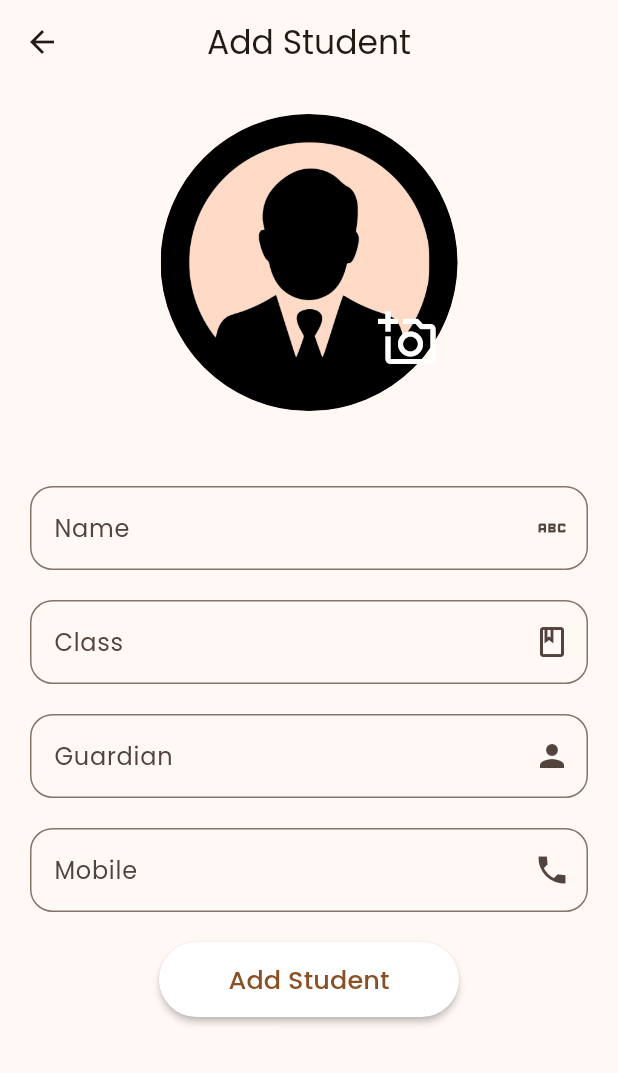
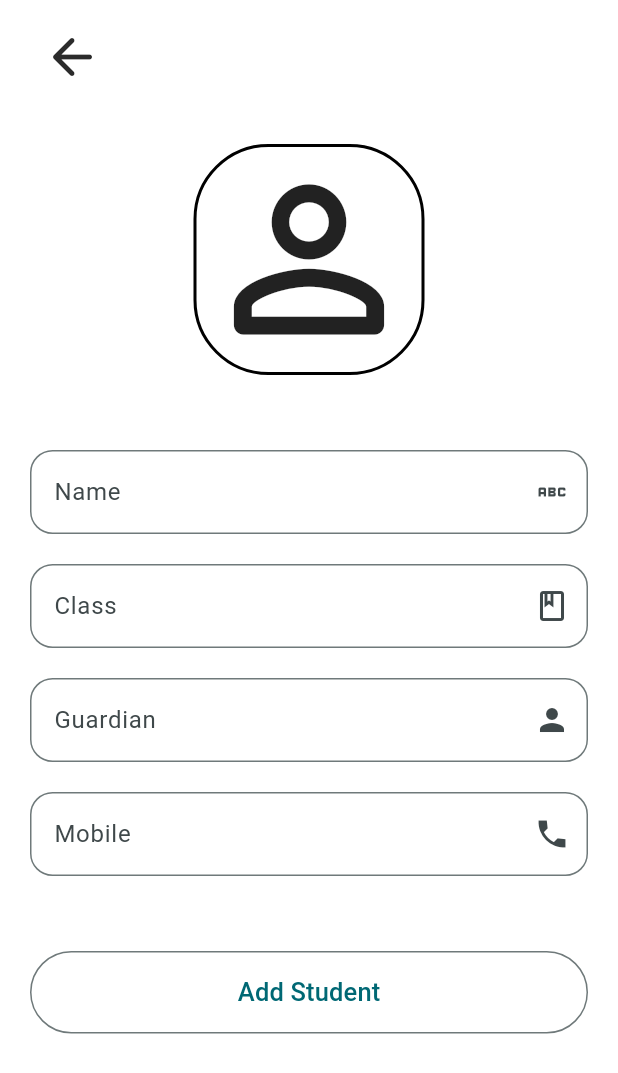
Before and after one commit to sugith10/Students-App-Provider-Sqflite, a Flutter app: the screen it shows after launch, item 2 of the bottom bar chosen, after a tap on the "add" icon, on a phone screen of 412 x 824 dp. Shown: the top 1073 px of the screen. Run offline on Flutter 3.47's test engine with Material 3 defaults, Android fonts, the phone set to English and light mode, and no system bars; our stand-ins replace image_picker, page_transition, sqflite; accounts and stored records are empty.

```diff
--- a/lib/main.dart
+++ b/lib/main.dart
@@ -2,8 +2,8 @@ import 'package:flutter/material.dart';
 import 'package:provider/provider.dart';
 import 'package:studnets_app/controller/controller.dart';
 import 'package:studnets_app/provider/home_screen.dart';
-import 'package:studnets_app/screen/home_screen/homescreen.dart';
-import 'package:studnets_app/screen/search_screen/searchscreen.dart';
+import 'package:studnets_app/presentation/screen/search_screen/searchscreen.dart';
+import 'package:studnets_app/presentation/screen/splash_page/splash_page.dart';
 
 
 void main() async {
@@ -35,14 +35,15 @@ class MyApp extends StatelessWidget {
     return MaterialApp(
       title: 'Students App',
       theme: ThemeData(
+
         colorScheme: ColorScheme.fromSeed(
-          seedColor: const Color.fromARGB(255, 89, 55, 32),
+          seedColor: const Color.fromARGB(255, 255, 255, 255),
         ),
         useMaterial3: true,
         fontFamily: 'poppins',
       ),
       debugShowCheckedModeBanner: false,
-      home: const HomeScreeen(),
+      home: const SplashPage(),
     );
   }
 }
--- /dev/null
+++ b/lib/presentation/screen/add_screen/addstudent.dart
@@ -0,0 +1,271 @@
+import 'dart:io';
+import 'package:flutter/material.dart';
+import 'package:image_picker/image_picker.dart';
+import 'package:provider/provider.dart';
+import 'package:studnets_app/controller/controller.dart';
+import 'package:studnets_app/model/model_db.dart';
+
+class AddStudent extends StatelessWidget {
+  AddStudent({super.key});
+
+  File? image25;
+  String? imagepath;
+  final _formKey = GlobalKey<FormState>();
+
+  final _nameController = TextEditingController();
+  final _classController = TextEditingController();
+  final _guardianController = TextEditingController();
+  final _mobileController = TextEditingController();
+
+  @override
+  Widget build(BuildContext context) {
+    final databaseProvider = Provider.of<DatabaseProvider>(context);
+    return Scaffold(
+      backgroundColor: Colors.white,
+      // appBar: AppBar(
+      //   backgroundColor: Color.fromARGB(0, 255, 255, 255),
+      //   automaticallyImplyLeading: false,
+      //   // title: const Text('Add Student'),
+      //   centerTitle: true,
+      // ),
+      body: SafeArea(
+        child: SingleChildScrollView(
+          child: Padding(
+            padding: const EdgeInsets.only(left: 20, right: 20),
+            child: Form(
+              key: _formKey,
+              child: Column(
+                crossAxisAlignment: CrossAxisAlignment.center,
+                mainAxisAlignment: MainAxisAlignment.center,
+                children: [
+                  const SizedBox(
+                    height: 10,
+                  ),
+                  Align(
+                      alignment: AlignmentDirectional.bottomStart,
+                      child: IconButton(
+                          onPressed: () {
+                            Navigator.pop(context);
+                          },
+                          icon: const Icon(
+                            Icons.arrow_back_rounded,
+                            size: 40,
+                            color: Color.fromARGB(255, 43, 43, 43),
+                          ))),
+                  const SizedBox(
+                    height: 30,
+                  ),
+                  InkWell(
+                    customBorder: RoundedRectangleBorder(
+                      borderRadius: BorderRadius.circular(50),
+                    ),
+                    onTap: () {
+                      print('he;;');
+                    },
+                    child: Container(
+                      decoration: BoxDecoration(
+                          border: Border.all(color: Colors.black, width: 2),
+                          borderRadius: BorderRadius.circular(50)),
+                      child: const Icon(
+                        Icons.person_outline_rounded,
+                        size: 150,
+                      ),
+                    ),
+                  ),
+
+                  const SizedBox(height: 50),
+
+                  // Name input field with validation
+                  TextFormField(
+                    keyboardType: TextInputType.name,
+                    controller: _nameController,
+                    decoration: InputDecoration(
+                      labelText: "Name",
+                      border: OutlineInputBorder(
+                        borderRadius: BorderRadius.circular(15),
+                      ),
+                      suffixIcon: const Icon(Icons.abc_outlined),
+                    ),
+                    validator: (value) {
+                      if (value!.isEmpty) {
+                        return 'Please enter a Name';
+                      }
+                      return null;
+                    },
+                  ),
+                  const SizedBox(height: 20),
+
+                  // Class input field with validation
+                  TextFormField(
+                    keyboardType: TextInputType.text,
+                    controller: _classController,
+                    decoration: InputDecoration(
+                      labelText: "Class",
+                      border: OutlineInputBorder(
+                        borderRadius: BorderRadius.circular(15),
+                      ),
+                      suffixIcon: const Icon(Icons.class_outlined),
+                    ),
+                    validator: (value) {
+                      if (value!.isEmpty) {
+                        return 'Please enter a Class';
+                      }
+                      return null;
+                    },
+                  ),
+                  const SizedBox(height: 20),
+
+                  // Guardian input field with validation
+                  TextFormField(
+                    keyboardType: TextInputType.name,
+                    controller: _guardianController,
+                    decoration: InputDecoration(
+                      labelText: "Guardian",
+                      border: OutlineInputBorder(
+                        borderRadius: BorderRadius.circular(15),
+                      ),
+                      suffixIcon: const Icon(Icons.person),
+                    ),
+                    validator: (value) {
+                      if (value!.isEmpty) {
+                        return 'Please enter a Guardian';
+                      }
+                      return null;
+                    },
+                  ),
+                  const SizedBox(height: 20),
+
+                  // Mobile input field with validation
+                  TextFormField(
+                    keyboardType: TextInputType.number,
+                    controller: _mobileController,
+                    decoration: InputDecoration(
+                      labelText: "Mobile",
+                      border: OutlineInputBorder(
+                        borderRadius: BorderRadius.circular(15),
+                      ),
+                      suffixIcon: const Icon(Icons.phone_sharp),
+                    ),
+                    validator: (value) {
+                      if (value!.isEmpty) {
+                        return 'Please enter a Mobile';
+                      } else if (value.length != 10) {
+                        return 'Mobile number should be 10 digits';
+                      }
+                      return null;
+                    },
+                  ),
+
+                  const SizedBox(height: 50),
+
+                  OutlinedButton(
+                    style: ButtonStyle(
+                      minimumSize: MaterialStateProperty.all<Size>(
+                          const Size(double.infinity, 55)),
+                    ),
+                    onPressed: () {
+                      addstudentclicked(context, databaseProvider);
+                    },
+                    child: const Text(
+                      'Add Student',
+                      style:
+                          TextStyle(fontSize: 17, fontWeight: FontWeight.w500),
+                    ),
+                  ),
+                ],
+              ),
+            ),
+          ),
+        ),
+      ),
+    );
+  }
+
+  Future<void> addstudentclicked(
+      BuildContext context, DatabaseProvider databaseProvider) async {
+    if (_formKey.currentState!.validate() && image25 != null) {
+      final name = _nameController.text.toUpperCase();
+      final classA = _classController.text.toString().trim();
+      final father = _guardianController.text;
+      final phonenumber = _mobileController.text.trim();
+
+      final stdData = StudentModel(
+        name: name,
+        classname: classA,
+        father: father,
+        pnumber: phonenumber,
+        imagex: imagepath!,
+      );
+      await databaseProvider.addStudent(stdData);
+
+      Navigator.pop(context);
+
+      ScaffoldMessenger.of(context).showSnackBar(
+        const SnackBar(
+          content: Text("Successfully added"),
+          behavior: SnackBarBehavior.floating,
+          margin: EdgeInsets.all(10),
+          backgroundColor: Color.fromARGB(255, 102, 223, 164),
+          duration: Duration(seconds: 2),
+        ),
+      );
+    } else {
+      ScaffoldMessenger.of(context).showSnackBar(
+        const SnackBar(
+          content: Text('Add Profile Picture '),
+          duration: Duration(seconds: 2),
+          margin: EdgeInsets.all(10),
+          behavior: SnackBarBehavior.floating,
+          backgroundColor: Colors.redAccent,
+        ),
+      );
+    }
+  }
+
+  Future<void> getimage(ImageSource source) async {
+    final image = await ImagePicker().pickImage(source: source);
+    if (image == null) {
+      return;
+    }
+
+    image25 = File(image.path);
+    imagepath = image.path.toString();
+    // setState(() {
+    //   image25 = File(image.path);
+    //   imagepath = image.path.toString();
+    // });
+  }
+
+  void addphoto(BuildContext context) {
+    showDialog(
+      context: context,
+      builder: (ctx) {
+        return AlertDialog(
+          content: const Text('Choose Image From.......'),
+          actions: [
+            IconButton(
+              onPressed: () {
+                getimage(ImageSource.camera);
+                Navigator.of(context).pop();
+              },
+              icon: const Icon(
+                Icons.camera_alt_rounded,
+                color: Colors.red,
+              ),
+            ),
+            IconButton(
+              onPressed: () {
+                getimage(ImageSource.gallery);
+                Navigator.of(context).pop();
+              },
+              icon: const Icon(
+                Icons.image,
+                color: Colors.red,
+              ),
+            ),
+          ],
+        );
+      },
+    );
+  }
+}
--- a/lib/screen/edit_screen/editstudent.dart
+++ b/lib/presentation/screen/edit_screen/editstudent.dart
@@ -4,7 +4,7 @@ import 'package:image_picker/image_picker.dart';
 import 'package:provider/provider.dart';
 import 'package:studnets_app/controller/controller.dart';
 import 'package:studnets_app/model/model_db.dart';
-import 'package:studnets_app/screen/home_screen/homescreen.dart';
+import 'package:studnets_app/presentation/screen/home_screen/homescreen.dart';
 
 class EditStudent extends StatelessWidget {
   final StudentModel student;
--- a/lib/screen/home_screen/grid_view/grid_view.dart
+++ b/lib/presentation/screen/home_screen/grid_view/grid_view.dart
@@ -2,7 +2,7 @@ import 'dart:io';
 import 'package:flutter/material.dart';
 import 'package:provider/provider.dart';
 import 'package:studnets_app/controller/controller.dart';
-import 'package:studnets_app/screen/student_details/studentdetails.dart';
+import 'package:studnets_app/presentation/screen/view_student/view_student.dart';
 
 
 class StudentListGridView extends StatelessWidget {
--- a/lib/screen/home_screen/homescreen.dart
+++ b/lib/presentation/screen/home_screen/homescreen.dart
@@ -1,21 +1,19 @@
 import 'package:flutter/material.dart';
+import 'package:page_transition/page_transition.dart';
 import 'package:provider/provider.dart';
 import 'package:studnets_app/provider/home_screen.dart';
-import 'package:studnets_app/screen/add_screen/addstudent.dart';
-import 'package:studnets_app/screen/home_screen/grid_view/grid_view.dart';
-import 'package:studnets_app/screen/home_screen/list_view/list_view.dart';
-import 'package:studnets_app/screen/search_screen/searchscreen.dart';
+import 'package:studnets_app/presentation/screen/add_screen/addstudent.dart';
+import 'package:studnets_app/presentation/screen/home_screen/grid_view/grid_view.dart';
+import 'package:studnets_app/presentation/screen/home_screen/list_view/list_view.dart';
+import 'package:studnets_app/presentation/screen/search_screen/searchscreen.dart';
 
 class HomeScreeen extends StatelessWidget {
   const HomeScreeen({super.key});
 
-
-
-
   @override
   Widget build(BuildContext context) {
+    return Scaffold(
 
-    return Scaffold(
       appBar: AppBar(
         automaticallyImplyLeading: false,
         title: const Text(
@@ -27,15 +25,21 @@ class HomeScreeen extends StatelessWidget {
         actions: [
           IconButton(
               onPressed: () {
-                Navigator.of(context).push(
-                    MaterialPageRoute(builder: (ctxs) => const SearchScreen()));
+                Navigator.push(
+                    context,
+                    PageTransition(
+                        type: PageTransitionType.rightToLeftWithFade,
+                        child: SearchScreen(),
+                        duration: const Duration(milliseconds: 400),
+                        // reverseDuration: const Duration(microseconds: 450),
+                        childCurrent: this));
               },
               icon: const Icon(Icons.search_rounded))
         ],
       ),
       body: Column(
         children: [
-           Expanded(
+          Expanded(
             child: Consumer<HomeScreenProvider>(
               builder: (context, homeScreenProvider, child) {
                 return homeScreenProvider.index == 0
@@ -43,7 +47,6 @@ class HomeScreeen extends StatelessWidget {
                     : const StudentList();
               },
             ),
-            // child: SizedBox(),
           ),
         ],
       ),
@@ -64,6 +67,9 @@ class HomeScreeen extends StatelessWidget {
         ),
       ),
       bottomNavigationBar: BottomNavigationBar(
+        selectedItemColor:  const Color.fromARGB(255, 89, 55, 32),
+        enableFeedback: false,
+        elevation: 1,
         items: const [
           BottomNavigationBarItem(
               icon: Icon(Icons.grid_3x3_rounded), label: 'Grid'),
@@ -71,15 +77,21 @@ class HomeScreeen extends StatelessWidget {
         ],
         currentIndex: Provider.of<HomeScreenProvider>(context).index,
         onTap: (int index) {
-           Provider.of<HomeScreenProvider>(context, listen: false)
+          Provider.of<HomeScreenProvider>(context, listen: false)
               .setIndex(index);
         },
       ),
     );
   }
 
-  void addstudent(gtx) {
-    Navigator.of(gtx)
-        .push(MaterialPageRoute(builder: (gtx) =>  AddStudent()));
+  void addstudent(context) {
+    Navigator.push(
+        context,
+        PageTransition(
+            type: PageTransitionType.bottomToTop,
+            child: AddStudent(),
+            duration: const Duration(milliseconds: 400),
+
+            childCurrent: this));
   }
 }
--- a/lib/screen/home_screen/list_view/list_view.dart
+++ b/lib/presentation/screen/home_screen/list_view/list_view.dart
@@ -4,7 +4,7 @@ import 'package:flutter/material.dart';
 import 'package:provider/provider.dart';
 import 'package:studnets_app/controller/controller.dart';
 import 'package:studnets_app/model/model_db.dart';
-import 'package:studnets_app/screen/student_details/studentdetails.dart';
+import 'package:studnets_app/presentation/screen/view_student/view_student.dart';
 
 class StudentList extends StatelessWidget {
   const StudentList({super.key});
--- a/lib/screen/search_screen/searchscreen.dart
+++ b/lib/presentation/screen/search_screen/searchscreen.dart
@@ -2,8 +2,8 @@ import 'package:flutter/material.dart';
 import 'package:provider/provider.dart';
 import 'package:studnets_app/controller/controller.dart';
 import 'package:studnets_app/model/model_db.dart';
-import 'package:studnets_app/screen/home_screen/list_view/list_view.dart';
-import 'package:studnets_app/screen/student_details/studentdetails.dart';
+import 'package:studnets_app/presentation/screen/home_screen/list_view/list_view.dart';
+import 'package:studnets_app/presentation/screen/view_student/view_student.dart';
 
 
 class SearchProvider extends ChangeNotifier {
--- /dev/null
+++ b/lib/presentation/screen/splash_page/splash_page.dart
@@ -0,0 +1,20 @@
+import 'dart:async';
+
+import 'package:flutter/material.dart';
+import 'package:studnets_app/presentation/screen/home_screen/homescreen.dart';
+
+class SplashPage extends StatelessWidget {
+  const SplashPage({super.key});
+
+  @override
+  Widget build(BuildContext context) {
+    Timer(const Duration(seconds: 1), () {
+      Navigator.push(context, MaterialPageRoute(builder: (context)=> const HomeScreeen()));
+     });
+    return  Scaffold(
+      body: Center(
+        child: Image.asset('assets/img/students_app_splash_scrn_image.png'),
+      ),
+    );
+  }
+}
--- a/lib/screen/add_screen/addstudent.dart
+++ /dev/null
@@ -1,273 +0,0 @@
-import 'dart:io';
-import 'package:flutter/material.dart';
-import 'package:image_picker/image_picker.dart';
-import 'package:provider/provider.dart';
-import 'package:studnets_app/controller/controller.dart';
-import 'package:studnets_app/model/model_db.dart';
-
-
-class AddStudent extends StatelessWidget {
-   AddStudent({super.key});
-
-  File? image25;
-  String? imagepath;
-  final _formKey = GlobalKey<FormState>();
-
-  final _nameController = TextEditingController();
-  final _classController = TextEditingController();
-  final _guardianController = TextEditingController();
-  final _mobileController = TextEditingController();
-
-  @override
-  Widget build(BuildContext context) {
-
-      final databaseProvider = Provider.of<DatabaseProvider>(context);
-
-
-
-    return Scaffold(
-      appBar: AppBar(
-        title: const Text('Add Student'),
-        // actions: [
-        //   IconButton(
-        //     onPressed: () {
-        //       addstudentclicked(context);
-        //     },
-        //     icon: const Icon(Icons.save_rounded),
-        //   )
-        // ],
-        centerTitle: true,
-      ),
-      body: SingleChildScrollView(
-        child: Padding(
-          padding: const EdgeInsets.all(20),
-          child: Form(
-            key: _formKey, // The form key
-            child: Column(
-              crossAxisAlignment: CrossAxisAlignment.center,
-              mainAxisAlignment: MainAxisAlignment.center,
-              children: [
-                Stack(
-                  children: [
-                    CircleAvatar(
-                        backgroundImage: image25 != null
-                            ? FileImage(image25!)
-                            : const AssetImage('assets/profile.png')
-                                as ImageProvider,
-                        radius: 99),
-                    Positioned(
-                      bottom: 20,
-                      right: 5,
-                      child: IconButton(
-                        onPressed: () {
-                          addphoto(context);
-                        },
-                        icon: const Icon(Icons.add_a_photo_outlined),
-                        color: const Color.fromARGB(255, 255, 255, 255),
-                        iconSize: 40,
-                      ),
-                    ),
-                  ],
-                ),
-
-                const SizedBox(height: 50),
-
-                // Name input field with validation
-                TextFormField(
-                  keyboardType: TextInputType.name,
-                  controller: _nameController,
-                  decoration: InputDecoration(
-                    labelText: "Name",
-                    border: OutlineInputBorder(
-                      borderRadius: BorderRadius.circular(15),
-                    ),
-                    suffixIcon: const Icon(Icons.abc_outlined),
-                  ),
-                  validator: (value) {
-                    if (value!.isEmpty) {
-                      return 'Please enter a Name';
-                    }
-                    return null;
-                  },
-                ),
-                const SizedBox(height: 20),
-
-                // Class input field with validation
-                TextFormField(
-                  keyboardType: TextInputType.text,
-                  controller: _classController,
-                  decoration: InputDecoration(
-                    labelText: "Class",
-                    border: OutlineInputBorder(
-                      borderRadius: BorderRadius.circular(15),
-                    ),
-                    suffixIcon: const Icon(Icons.class_outlined),
-                  ),
-                  validator: (value) {
-                    if (value!.isEmpty) {
-                      return 'Please enter a Class';
-                    }
-                    return null;
-                  },
-                ),
-                const SizedBox(height: 20),
-
-                // Guardian input field with validation
-                TextFormField(
-                  keyboardType: TextInputType.name,
-                  controller: _guardianController,
-                  decoration: InputDecoration(
-                    labelText: "Guardian",
-                    border: OutlineInputBorder(
-                      borderRadius: BorderRadius.circular(15),
-                    ),
-                    suffixIcon: const Icon(Icons.person),
-                  ),
-                  validator: (value) {
-                    if (value!.isEmpty) {
-                      return 'Please enter a Guardian';
-                    }
-                    return null;
-                  },
-                ),
-                const SizedBox(height: 20),
-
-                // Mobile input field with validation
-                TextFormField(
-                  keyboardType: TextInputType.number,
-                  controller: _mobileController,
-                  decoration: InputDecoration(
-                    labelText: "Mobile",
-                    border: OutlineInputBorder(
-                      borderRadius: BorderRadius.circular(15),
-                    ),
-                    suffixIcon: const Icon(Icons.phone_sharp),
-                  ),
-                  validator: (value) {
-                    if (value!.isEmpty) {
-                      return 'Please enter a Mobile';
-                    } else if (value.length != 10) {
-                      return 'Mobile number should be 10 digits';
-                    }
-                    return null;
-                  },
-                ),
-
-                const SizedBox(height: 20),
-
-                ElevatedButton(
-                  onPressed: () {
-                    addstudentclicked(context, databaseProvider);
-
-                  },
-                  style: ElevatedButton.styleFrom(
-
-                   backgroundColor: Colors.white
-                   ,
-                   elevation: 2,
-                   fixedSize: const Size(200, 50)
-                  ),
-                  child: const Text(
-                    'Add Student',
-                    style: TextStyle(fontSize: 17, fontWeight: FontWeight.w500),
-                  ),
-                )
-              ],
-            ),
-          ),
-        ),
-      ),
-    );
-  }
-
-  Future<void> addstudentclicked(BuildContext context , DatabaseProvider databaseProvider) async {
-    if (_formKey.currentState!.validate() && image25 != null) {
-      final name = _nameController.text.toUpperCase();
-      final classA = _classController.text.toString().trim();
-      final father = _guardianController.text;
-      final phonenumber = _mobileController.text.trim();
-
-      final stdData = StudentModel(
-        name: name,
-        classname: classA,
-        father: father,
-        pnumber: phonenumber,
-        imagex: imagepath!,
-      );
-      await databaseProvider.addStudent(stdData);
-
-      Navigator.pop(context);
-
-      ScaffoldMessenger.of(context).showSnackBar(
-        const SnackBar(
-          content: Text("Successfully added"),
-          behavior: SnackBarBehavior.floating,
-          margin: EdgeInsets.all(10),
-          backgroundColor: Color.fromARGB(255, 102, 223, 164),
-          duration: Duration(seconds: 2),
-        ),
-      );
-
-
-
-
-    } else {
-      ScaffoldMessenger.of(context).showSnackBar(
-        const SnackBar(
-          content: Text('Add Profile Picture '),
-          duration: Duration(seconds: 2),
-          margin: EdgeInsets.all(10),
-          behavior: SnackBarBehavior.floating,
-          backgroundColor: Colors.redAccent,
-        ),
-      );
-    }
-  }
-
-  Future<void> getimage(ImageSource source) async {
-    final image = await ImagePicker().pickImage(source: source);
-    if (image == null) {
-      return;
-    }
-
-         image25 = File(image.path);
-      imagepath = image.path.toString();
-    // setState(() {
-    //   image25 = File(image.path);
-    //   imagepath = image.path.toString();
-    // });
-  }
-
-  void addphoto(BuildContext context) {
-    showDialog(
-      context: context,
-      builder: (ctx) {
-        return AlertDialog(
-          content: const Text('Choose Image From.......'),
-          actions: [
-            IconButton(
-              onPressed: () {
-                getimage(ImageSource.camera);
-                Navigator.of(context).pop();
-              },
-              icon: const Icon(
-                Icons.camera_alt_rounded,
-                color: Colors.red,
-              ),
-            ),
-            IconButton(
-              onPressed: () {
-                getimage(ImageSource.gallery);
-                Navigator.of(context).pop();
-              },
-              icon: const Icon(
-                Icons.image,
-                color: Colors.red,
-              ),
-            ),
-          ],
-        );
-      },
-    );
-  }
-}
```
Also changed, not shown: lib/presentation/screen/view_student/view_student.dart (renamed from lib/screen/student_details/studentdetails.dart, +15 -9 lines), pubspec.yaml (+11 -6 lines), pubspec.lock.
